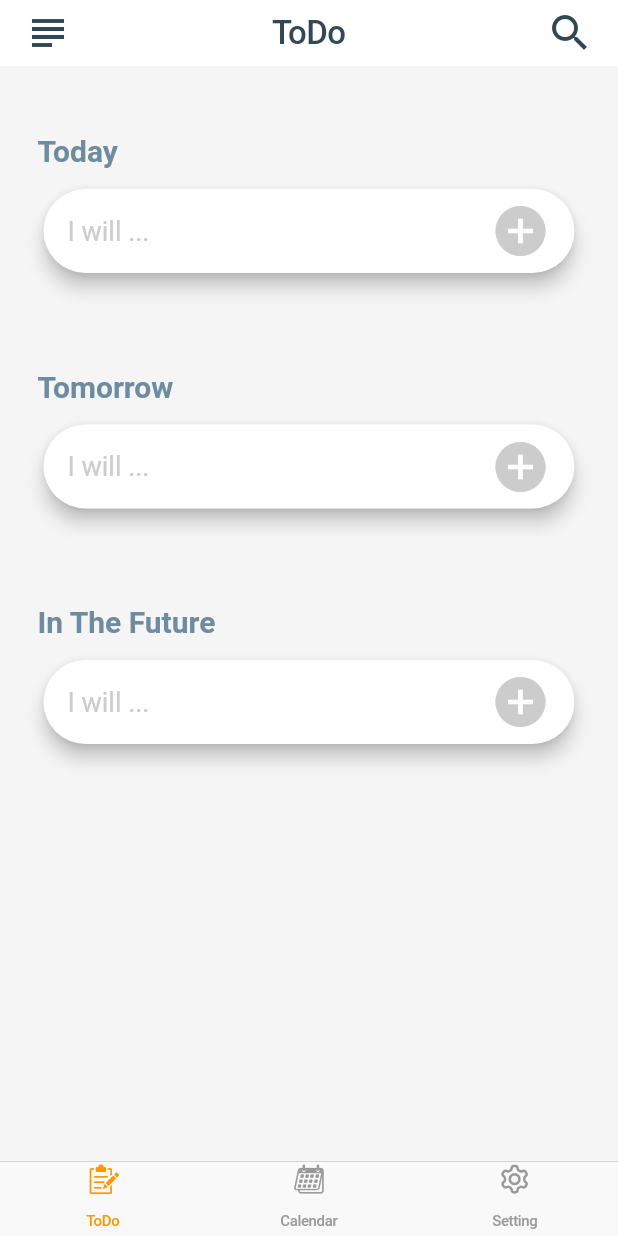
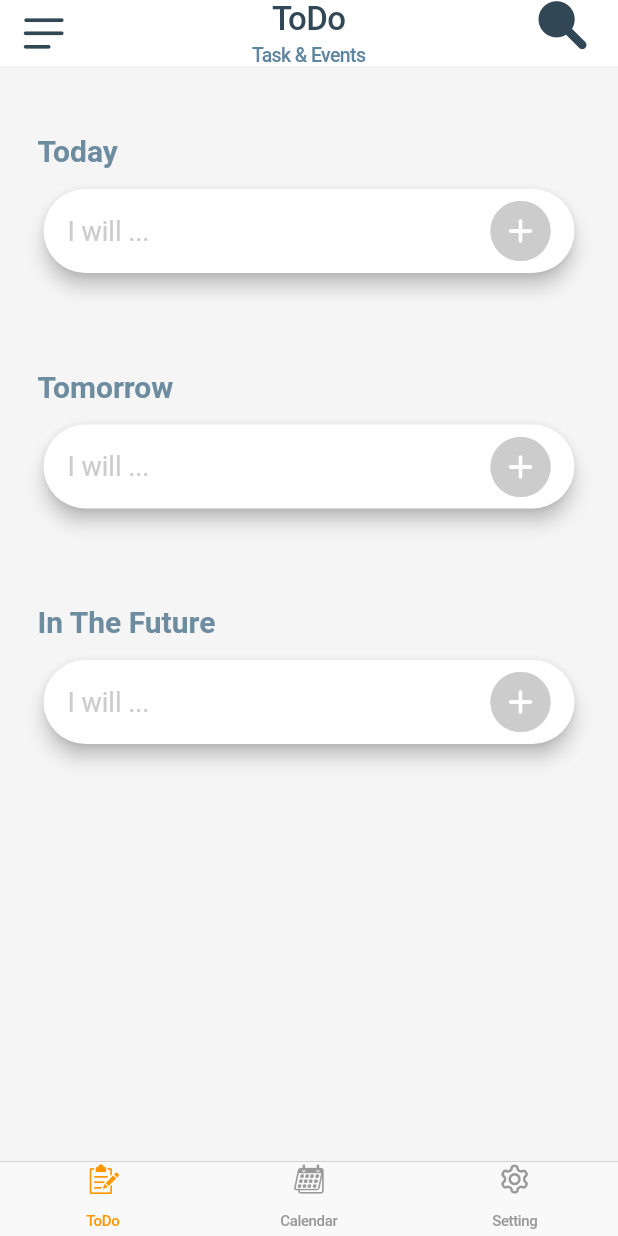
Before and after one commit to zmoghbel/ZiPlanner, a Flutter app: the screen it shows after launch, on a phone screen of 412 x 824 dp. Run offline on Flutter 3.47's test engine with Material 2 defaults, Android fonts, the phone set to English and light mode, and no system bars.

Commit message:
Updating styles and icons

```diff
--- a/lib/components/todo-text-field.dart
+++ b/lib/components/todo-text-field.dart
@@ -1,8 +1,24 @@
+//import 'dart:html';
+
+import 'package:flutter/cupertino.dart';
 import 'package:flutter/material.dart';
+import 'package:ziplanner/pages/todo-add-page.dart';
+import 'package:ziplanner/zip-icons.dart';
 
 import '../styles.dart';
 
-class TodoTextField extends StatelessWidget {
+class TodoTextField extends StatefulWidget {
+  @override
+  _TodoTextFieldState createState() => _TodoTextFieldState();
+}
+
+class _TodoTextFieldState extends State<TodoTextField> {
+  final Color inactiveColor = Color(0xFFCCCCCC);
+
+  final Color activeColor = Color(0xFFD97D54);
+
+  TextEditingController _controller = TextEditingController();
+
   @override
   Widget build(BuildContext context) {
     return Card(
@@ -11,6 +27,7 @@ class TodoTextField extends StatelessWidget {
       shape: RoundedRectangleBorder(borderRadius: BorderRadius.circular(30)),
       child: ListTile(
         title: TextField(
+          controller: _controller,
           decoration: new InputDecoration(
             fillColor: Color(0xFFFFFFFF),
             border: InputBorder.none,
@@ -18,10 +35,23 @@ class TodoTextField extends StatelessWidget {
             hintStyle: kTodoTextFieldHintStyle,
           ),
         ),
-        trailing: Icon(
-          Icons.add_circle,
-          color: Color(0xFFCCCCCC),
-          size: 40,
+        trailing: GestureDetector(
+          onDoubleTap: () {
+            print('onDoubleTap was tapped');
+          },
+          onTap: () {
+            print('onTap was tapped');
+            Navigator.push(
+                context,
+                CupertinoPageRoute(
+                  builder: (context) => ToDoAdd(),
+                ));
+          },
+          child: Icon(
+            ZipIcons.add_circle,
+            color: inactiveColor,
+            size: 40,
+          ),
         ),
       ),
     );
--- a/lib/components/top-bar.dart
+++ b/lib/components/top-bar.dart
@@ -1,46 +1,65 @@
 import 'package:flutter/material.dart';
 import 'package:flutter/cupertino.dart';
+import 'package:ziplanner/zip-icons.dart';
 //import 'dart:io' show Platform;
 
-import '../ico_planner_icons.dart';
-
 class TopBar extends StatelessWidget {
-  final String text;
-  final TextStyle style;
+  final String title;
+  final String subtitle;
+  final TextStyle titleStyle;
+  final TextStyle subtitleStyle;
   final String uniqueHeroTag;
   final Widget child;
 
   TopBar({
-    this.text,
-    this.style,
+    this.title,
+    this.subtitle,
+    this.titleStyle,
+    this.subtitleStyle,
     this.uniqueHeroTag,
     this.child,
   });
 
   @override
   Widget build(BuildContext context) {
-    return CupertinoPageScaffold(
+    return Padding(
+      padding: EdgeInsets.only(top: 0),
+      child: CupertinoPageScaffold(
         navigationBar: CupertinoNavigationBar(
           // border: Border(
           //   bottom: BorderSide(width: 3, color: Theme.of(context).dividerColor),
           // ),
-        backgroundColor: Colors.white,
+          backgroundColor: Color(0xFFFFFFFF),
           heroTag: uniqueHeroTag,
           transitionBetweenRoutes: false,
           leading: Icon(
-          Icons.subject,
+            ZipIcons.hamburger_menu,
             color: Color(0xFF324755),
+            size: 20,
           ),
-        middle: Text(
-          text,
-          style: style,
+          middle: Column(
+            children: [
+              Text(
+                title,
+                style: titleStyle,
               ),
-        trailing: Icon(
-          Icons.search,
+              SizedBox(height: 3),
+              Text(
+                subtitle,
+                style: subtitleStyle,
+              ),
+            ],
+          ),
+          trailing: Padding(
+            padding: const EdgeInsets.only(right: 5, bottom: 10),
+            child: Icon(
+              ZipIcons.search,
               color: Color(0xFF324755),
             ),
           ),
+        ),
         child: child,
+      ),
     );
   }
 }
--- a/lib/ico_planner_icons.dart
+++ /dev/null
@@ -1,51 +0,0 @@
-/// Flutter icons IcoPlanner
-/// Copyright (C) 2020 by original authors @ fluttericon.com, fontello.com
-/// This font was generated by FlutterIcon.com, which is derived from Fontello.
-///
-/// To use this font, place it in your fonts/ directory and include the
-/// following in your pubspec.yaml
-///
-/// flutter:
-///   fonts:
-///    - family:  IcoPlanner
-///      fonts:
-///       - asset: fonts/IcoPlanner.ttf
-///
-///
-/// * Elusive, Copyright (C) 2013 by Aristeides Stathopoulos
-///         Author:    Aristeides Stathopoulos
-///         License:   SIL (http://scripts.sil.org/OFL)
-///         Homepage:  http://aristeides.com/
-/// * Font Awesome 4, Copyright (C) 2016 by Dave Gandy
-///         Author:    Dave Gandy
-///         License:   SIL ()
-///         Homepage:  http://fortawesome.github.com/Font-Awesome/
-/// * Font Awesome 5, Copyright (C) 2016 by Dave Gandy
-///         Author:    Dave Gandy
-///         License:   SIL (https://github.com/FortAwesome/Font-Awesome/blob/master/LICENSE.txt)
-///         Homepage:  http://fortawesome.github.com/Font-Awesome/
-///
-import 'package:flutter/widgets.dart';
-
-class IcoPlanner {
-  IcoPlanner._();
-
-  static const _kFontFam = 'IcoPlanner';
-  static const _kFontPkg = null;
-
-  static const IconData eye_off = IconData(0xe800, fontFamily: _kFontFam, fontPackage: _kFontPkg);
-  static const IconData attach = IconData(0xe801, fontFamily: _kFontFam, fontPackage: _kFontPkg);
-  static const IconData check = IconData(0xe802, fontFamily: _kFontFam, fontPackage: _kFontPkg);
-  static const IconData edit = IconData(0xe803, fontFamily: _kFontFam, fontPackage: _kFontPkg);
-  static const IconData share = IconData(0xe804, fontFamily: _kFontFam, fontPackage: _kFontPkg);
-  static const IconData settings = IconData(0xe817, fontFamily: _kFontFam, fontPackage: _kFontPkg);
-  static const IconData calendar = IconData(0xe818, fontFamily: _kFontFam, fontPackage: _kFontPkg);
-  static const IconData todo = IconData(0xe819, fontFamily: _kFontFam, fontPackage: _kFontPkg);
-  static const IconData add = IconData(0xe81a, fontFamily: _kFontFam, fontPackage: _kFontPkg);
-  static const IconData alert = IconData(0xe81d, fontFamily: _kFontFam, fontPackage: _kFontPkg);
-  static const IconData font = IconData(0xe81e, fontFamily: _kFontFam, fontPackage: _kFontPkg);
-  static const IconData repeat = IconData(0xe81f, fontFamily: _kFontFam, fontPackage: _kFontPkg);
-  static const IconData tags = IconData(0xe820, fontFamily: _kFontFam, fontPackage: _kFontPkg);
-  static const IconData time = IconData(0xe821, fontFamily: _kFontFam, fontPackage: _kFontPkg);
-  static const IconData share_alt = IconData(0xf1e0, fontFamily: _kFontFam, fontPackage: _kFontPkg);
-}
--- a/lib/main.dart
+++ b/lib/main.dart
@@ -1,7 +1,7 @@
 import 'package:flutter/cupertino.dart';
 import 'package:flutter/material.dart';
 import 'package:ziplanner/pages/home-page.dart';
-import 'package:ziplanner/pages/todo-add-page.dart';
+//import 'package:ziplanner/pages/todo-add-page.dart';
 
 void main() {
   runApp(
@@ -9,7 +9,7 @@ void main() {
       initialRoute: '/',
       routes: {
         '/': (context) => Home(),
-        '/todoAdd': (context) => ToDoAdd(),
+        //'/todoAdd': (context) => ToDoAdd(),
       },
       localizationsDelegates: const <LocalizationsDelegate<dynamic>>[
         DefaultMaterialLocalizations.delegate,
--- a/lib/pages/calendar-page.dart
+++ b/lib/pages/calendar-page.dart
@@ -10,7 +10,7 @@ class CalendarPage extends StatelessWidget {
   @override
   Widget build(BuildContext context) {
     return TopBar(
-      text: 'Calendar',
+      title: 'Calendar',
       uniqueHeroTag: 'calendar',
       child: Container(
         child: Text(
--- a/lib/pages/home-page.dart
+++ b/lib/pages/home-page.dart
@@ -3,7 +3,7 @@ import 'package:flutter/cupertino.dart';
 import 'package:ziplanner/pages/todo-page.dart';
 import 'package:ziplanner/pages/calendar-page.dart';
 import 'package:ziplanner/pages/setting-page.dart';
-import 'package:ziplanner/ico_planner_icons.dart';
+import 'package:ziplanner/zip-icons.dart';
 
 /// Code by Zeinab on 2020/10/25.
 class Home extends StatefulWidget {
@@ -26,15 +26,15 @@ class _HomeState extends State<Home> {
         activeColor: Colors.orange,
         items: [
           BottomNavigationBarItem(
-            icon: Icon(IcoPlanner.todo),
+            icon: Icon(ZipIcons.todo_list),
             label: 'ToDo',
           ),
           BottomNavigationBarItem(
-            icon: Icon(IcoPlanner.calendar),
+            icon: Icon(ZipIcons.calendar),
             label: 'Calendar',
           ),
           BottomNavigationBarItem(
-            icon: Icon(IcoPlanner.settings),
+            icon: Icon(ZipIcons.setting),
             label: 'Setting',
           ),
         ],
--- a/lib/pages/setting-page.dart
+++ b/lib/pages/setting-page.dart
@@ -9,7 +9,7 @@ class SettingPage extends StatelessWidget {
   @override
   Widget build(BuildContext context) {
     return TopBar(
-      text: 'Setting',
+      title: 'Setting',
       uniqueHeroTag: 'setting',
       child: Container(
         child: Text(
--- a/lib/pages/todo-add-page.dart
+++ b/lib/pages/todo-add-page.dart
@@ -1,6 +1,7 @@
 import 'package:flutter/material.dart';
 import 'package:flutter/cupertino.dart';
 import 'package:ziplanner/components/top-bar.dart';
+import 'package:ziplanner/styles.dart';
 
 class ToDoAdd extends StatefulWidget {
   @override
@@ -20,7 +21,10 @@ class _ToDoAddState extends State<ToDoAdd> {
   @override
   Widget build(BuildContext context) {
     return TopBar(
-      text: 'ToDo Add',
+      title: 'ToDo',
+      titleStyle: kappBarTitleStyle,
+      subtitle: 'Details',
+      subtitleStyle: kappBarSubtitleStyle,
       uniqueHeroTag: 'todoAdd',
       child: Scaffold(
         body: SingleChildScrollView(
--- a/lib/pages/todo-page.dart
+++ b/lib/pages/todo-page.dart
@@ -19,8 +19,10 @@ class _ToDoPageState extends State<ToDoPage> {
   @override
   Widget build(BuildContext context) {
     return TopBar(
-      text: 'ToDo',
-      style: kappBarTitleStyle,
+      title: 'ToDo',
+      titleStyle: kappBarTitleStyle,
+      subtitle: 'Task & Events',
+      subtitleStyle: kappBarSubtitleStyle,
       uniqueHeroTag: 'todo',
       child: Scaffold(
         backgroundColor: Color(0xFFF5F5F5),
--- a/lib/styles.dart
+++ b/lib/styles.dart
@@ -14,6 +14,13 @@ const TextStyle kappBarTitleStyle = TextStyle(
   fontWeight: FontWeight.w500,
 );
 
+const TextStyle kappBarSubtitleStyle = TextStyle(
+  color: Color(0xFF5F86A1),
+  fontFamily: 'Roboto',
+  fontWeight: FontWeight.w500,
+  fontSize: 13,
+);
+
 const TextStyle kTodoTextFieldHintStyle = TextStyle(
   fontSize: 18,
   color: Color(0xFFCCCCCC),
--- /dev/null
+++ b/lib/zip-icons.dart
@@ -0,0 +1,62 @@
+/// Flutter icons MyFlutterApp
+/// Copyright (C) 2020 by original authors @ fluttericon.com, fontello.com
+/// This font was generated by FlutterIcon.com, which is derived from Fontello.
+///
+/// To use this font, place it in your fonts/ directory and include the
+/// following in your pubspec.yaml
+///
+/// flutter:
+///   fonts:
+///    - family:  MyFlutterApp
+///      fonts:
+///       - asset: fonts/MyFlutterApp.ttf
+///
+///
+///
+import 'package:flutter/widgets.dart';
+
+class ZipIcons {
+  ZipIcons._();
+
+  static const _kFontFam = 'ZipIcons';
+  static const _kFontPkg = null;
+
+  static const IconData add_circle =
+      IconData(0xe800, fontFamily: _kFontFam, fontPackage: _kFontPkg);
+  static const IconData add =
+      IconData(0xe801, fontFamily: _kFontFam, fontPackage: _kFontPkg);
+  static const IconData alert =
+      IconData(0xe802, fontFamily: _kFontFam, fontPackage: _kFontPkg);
+  static const IconData attachment_ =
+      IconData(0xe803, fontFamily: _kFontFam, fontPackage: _kFontPkg);
+  static const IconData calendar =
+      IconData(0xe804, fontFamily: _kFontFam, fontPackage: _kFontPkg);
+  static const IconData check_circle_done =
+      IconData(0xe805, fontFamily: _kFontFam, fontPackage: _kFontPkg);
+  static const IconData check_circle_empty =
+      IconData(0xe806, fontFamily: _kFontFam, fontPackage: _kFontPkg);
+  static const IconData clock =
+      IconData(0xe807, fontFamily: _kFontFam, fontPackage: _kFontPkg);
+  static const IconData delete =
+      IconData(0xe808, fontFamily: _kFontFam, fontPackage: _kFontPkg);
+  static const IconData edit =
+      IconData(0xe809, fontFamily: _kFontFam, fontPackage: _kFontPkg);
+  static const IconData hamburger_menu =
+      IconData(0xe80a, fontFamily: _kFontFam, fontPackage: _kFontPkg);
+  static const IconData location =
+      IconData(0xe80b, fontFamily: _kFontFam, fontPackage: _kFontPkg);
+  static const IconData repeat =
+      IconData(0xe80c, fontFamily: _kFontFam, fontPackage: _kFontPkg);
+  static const IconData search =
+      IconData(0xe80d, fontFamily: _kFontFam, fontPackage: _kFontPkg);
+  static const IconData setting =
+      IconData(0xe80e, fontFamily: _kFontFam, fontPackage: _kFontPkg);
+  static const IconData share =
+      IconData(0xe80f, fontFamily: _kFontFam, fontPackage: _kFontPkg);
+  static const IconData tags =
+      IconData(0xe810, fontFamily: _kFontFam, fontPackage: _kFontPkg);
+  static const IconData title =
+      IconData(0xe811, fontFamily: _kFontFam, fontPackage: _kFontPkg);
+  static const IconData todo_list =
+      IconData(0xe812, fontFamily: _kFontFam, fontPackage: _kFontPkg);
+}
```
Also changed, not shown: pubspec.yaml (+5 -4 lines), assets/fonts/zip-icons.ttf (added), lib/icons/IcoPlanner.ttf (deleted), lib/todo-tile.dart (renamed from lib/components/todo-tile.dart). Lines whose indentation alone changed are shown as unchanged.
